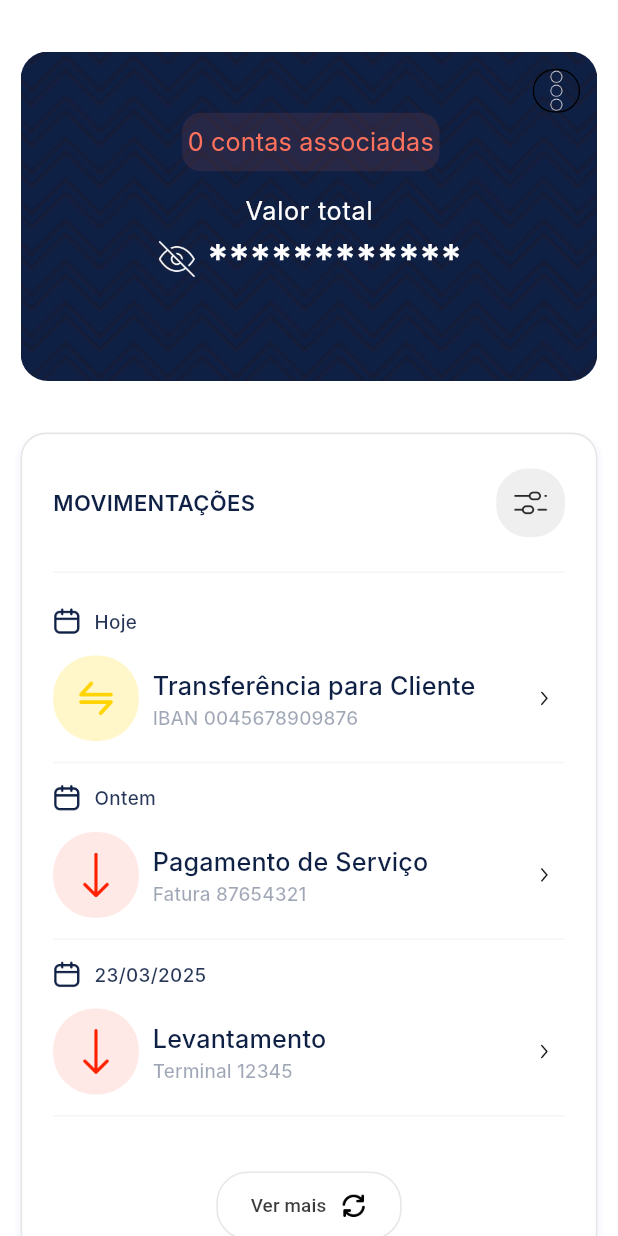
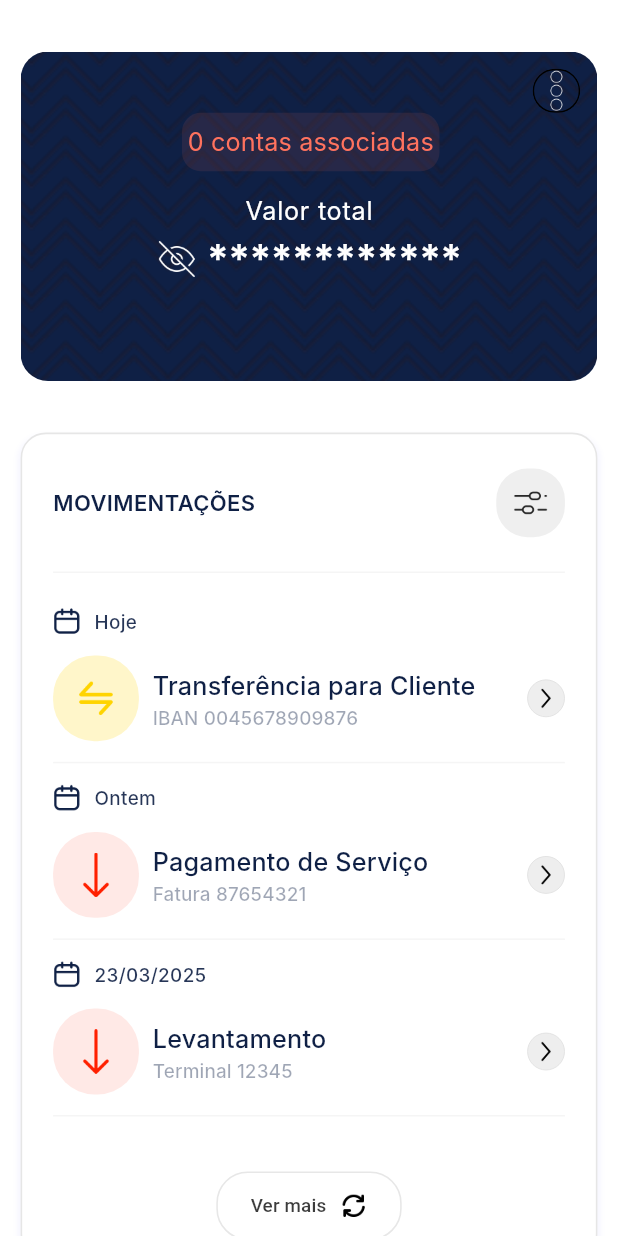
Before and after one commit to WUNDU/wundu-mobile, a Flutter app: the HomeScreen widget shown alone on an empty page, opened directly, on a phone screen of 412 x 824 dp. Run offline on Flutter 3.47's test engine with Material 3 defaults, Android fonts, the phone set to English and light mode, and no system bars; our stand-ins replace cached_network_image, dotted_border, equatable, flutter_bloc, flutter_screenutil, flutter_svg and 3 more; accounts and stored records are empty; Roboto replaces fonts that are missing (Inter, Poppins).

Commit message:
📕 chore: update focus border

```diff
--- a/lib/views/home/home_screen.dart
+++ b/lib/views/home/home_screen.dart
@@ -282,13 +282,43 @@ class _HomeScreenState extends State<HomeScreen> with ActivityTracker {
               ],
             ),
           ),
-          CustomIconButton(
-            height: isTablet ? 28.w : 24.w,
-            width: isTablet ? 28.w : 24.w,
-            padding: EdgeInsets.all(6.w),
-            decoration: IconButtonStyleHelper.none,
-            child: CustomImageView(
-              imagePath: ImageConstant.arrowRight,
+          // Botão ArrowRight melhorado
+          SizedBox(
+            height: isTablet ? 40.w : 22.w,
+            width: isTablet ? 40.w : 22.w,
+            child: Material(
+              color: Colors.transparent,
+              child: InkWell(
+                borderRadius: BorderRadius.circular(isTablet ? 20.w : 16.w),
+                onTap: () {
+                  // Adicione a ação do botão aqui
+                },
+                // ignore: deprecated_member_use
+                splashColor: Colors.grey.withOpacity(0.3),
+                // ignore: deprecated_member_use
+                highlightColor: Colors.grey.withOpacity(0.1),
+                child: Container(
+                  decoration: BoxDecoration(
+                    color: Colors.grey[200],
+                    borderRadius: BorderRadius.circular(isTablet ? 20.w : 16.w),
+                    border: Border.all(
+                      color: Colors.grey[300]!,
+                      width: 0.5.w,
+                    ),
+                  ),
+                  padding: EdgeInsets.all(isTablet ? 8.w : 2.w),
+                  child: AnimatedScale(
+                    duration: Duration(milliseconds: 150),
+                    scale: 1.0,
+                    child: CustomImageView(
+                      imagePath: ImageConstant.arrowRight,
+                      height: isTablet ? 16.w : 12.w,
+                      width: isTablet ? 16.w : 12.w,
+                      fit: BoxFit.contain,
+                    ),
+                  ),
+                ),
+              ),
             ),
           ),
         ],
```
Also changed, not shown: lib/widgets/custom_field_text_form.dart (+13 -7 lines).
